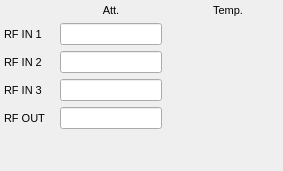
Qt form up_converter.ui (cristinasewell/ATCA_PyDM_Screens) before a commit.
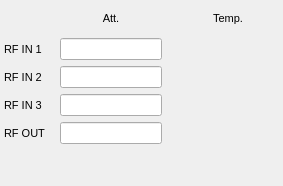
The same form after that commit. Custom widgets are drawn as their Qt base class.

```diff
--- a/up_converter.ui
+++ b/up_converter.ui
@@ -7,27 +7,9 @@
     <x>0</x>
     <y>0</y>
     <width>283</width>
-    <height>171</height>
+    <height>186</height>
    </rect>
   </property>
-  <property name="sizePolicy">
-   <sizepolicy hsizetype="Preferred" vsizetype="Preferred">
-    <horstretch>0</horstretch>
-    <verstretch>0</verstretch>
-   </sizepolicy>
-  </property>
-  <property name="minimumSize">
-   <size>
-    <width>0</width>
-    <height>0</height>
-   </size>
-  </property>
-  <property name="maximumSize">
-   <size>
-    <width>581</width>
-    <height>700</height>
-   </size>
-  </property>
   <property name="font">
    <font>
     <pointsize>8</pointsize>
@@ -36,9 +18,6 @@
   <property name="windowTitle">
    <string>Up Converter - ${DEVICE}</string>
   </property>
-  <property name="styleSheet">
-   <string notr="true"/>
-  </property>
   <layout class="QGridLayout" name="gridLayout">
    <property name="leftMargin">
     <number>4</number>
@@ -81,6 +60,11 @@
    </item>
    <item row="5" column="1">
     <widget class="PyDMLineEdit" name="PyDMLineEdit_9">
+     <property name="font">
+      <font>
+       <pointsize>8</pointsize>
+      </font>
+     </property>
      <property name="toolTip">
       <string/>
      </property>
@@ -175,6 +159,11 @@
    </item>
    <item row="3" column="1">
     <widget class="PyDMLineEdit" name="PyDMLineEdit_13">
+     <property name="font">
+      <font>
+       <pointsize>8</pointsize>
+      </font>
+     </property>
      <property name="toolTip">
       <string/>
      </property>
@@ -191,6 +180,11 @@
    </item>
    <item row="2" column="1">
     <widget class="PyDMLineEdit" name="PyDMLineEdit_12">
+     <property name="font">
+      <font>
+       <pointsize>8</pointsize>
+      </font>
+     </property>
      <property name="toolTip">
       <string/>
      </property>
@@ -315,6 +309,11 @@
    </item>
    <item row="4" column="1">
     <widget class="PyDMLineEdit" name="PyDMLineEdit_15">
+     <property name="font">
+      <font>
+       <pointsize>8</pointsize>
+      </font>
+     </property>
      <property name="toolTip">
       <string/>
      </property>
```
